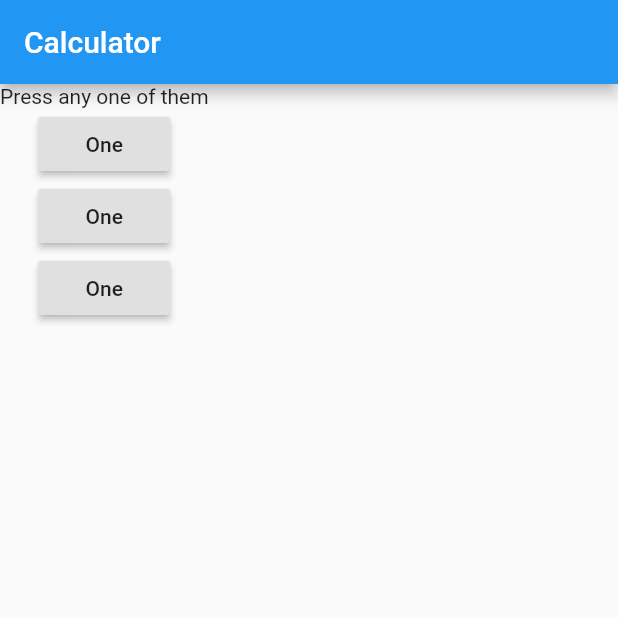
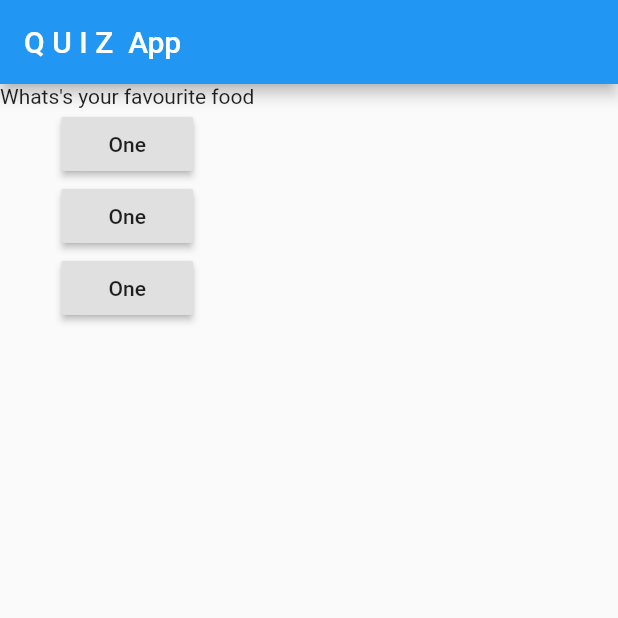
Before and after one commit to techrahis/quiz, a Flutter app: the screen it shows after launch, after a tap on "One", on a phone screen of 412 x 824 dp, the top half of it. Run offline on Flutter 3.47's test engine with Material 2 defaults, Android fonts, the phone set to English and light mode, and no system bars.

```diff
--- a/lib/main.dart
+++ b/lib/main.dart
@@ -2,35 +2,49 @@ import 'package:flutter/material.dart';
 
 void main() => runApp(MyApp());
 
-class MyApp extends StatelessWidget {
-  const MyApp({Key? key}) : super(key: key);
+class MyApp extends StatefulWidget {
+  @override
+  State<StatefulWidget> createState() {
+    // TODO: implement createState
+    return MyAppState();
+  }
+}
+
+class MyAppState extends State<MyApp> {
+  var index = 0;
 
   void ansQ() {
+    setState(() {
+      index = index + 1;
+    });
     print("Answer chosen!!");
   }
 
   @override
   Widget build(BuildContext context) {
-    var q = ["you pressed one", "you pressed two", "you pressed three"];
+    var questions = [
+      'Whst\'s your favourite colour',
+      'Whats\'s your favourite food',
+    ];
     return MaterialApp(
       home: Scaffold(
           appBar: AppBar(
-            title: Text('Calculator'),
+            title: Text('Q U I Z  App'),
           ),
           body: Column(
             children: [
-              Text("Press any one of them"),
+              Text(questions.elementAt(index)),
               RaisedButton(
                 child: Text("One"),
-                onPressed: () => print("Answer 1 chosen!!"),
+                onPressed: ansQ,
               ),
               RaisedButton(
                 child: Text("One"),
-                onPressed: () => print("Answer 2 chosen!!"),
+                onPressed: ansQ,
               ),
               RaisedButton(
                 child: Text("One"),
-                onPressed: () => print("Answer 3 chosen!!"),
+                onPressed: ansQ,
               ),
             ],
           )),
```
